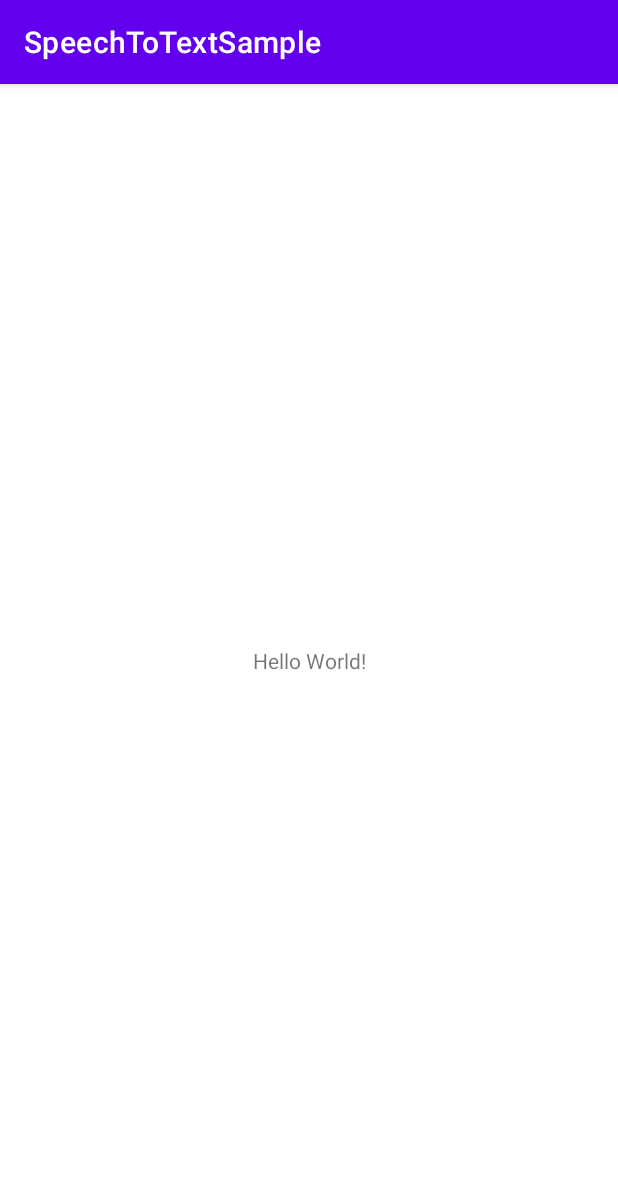
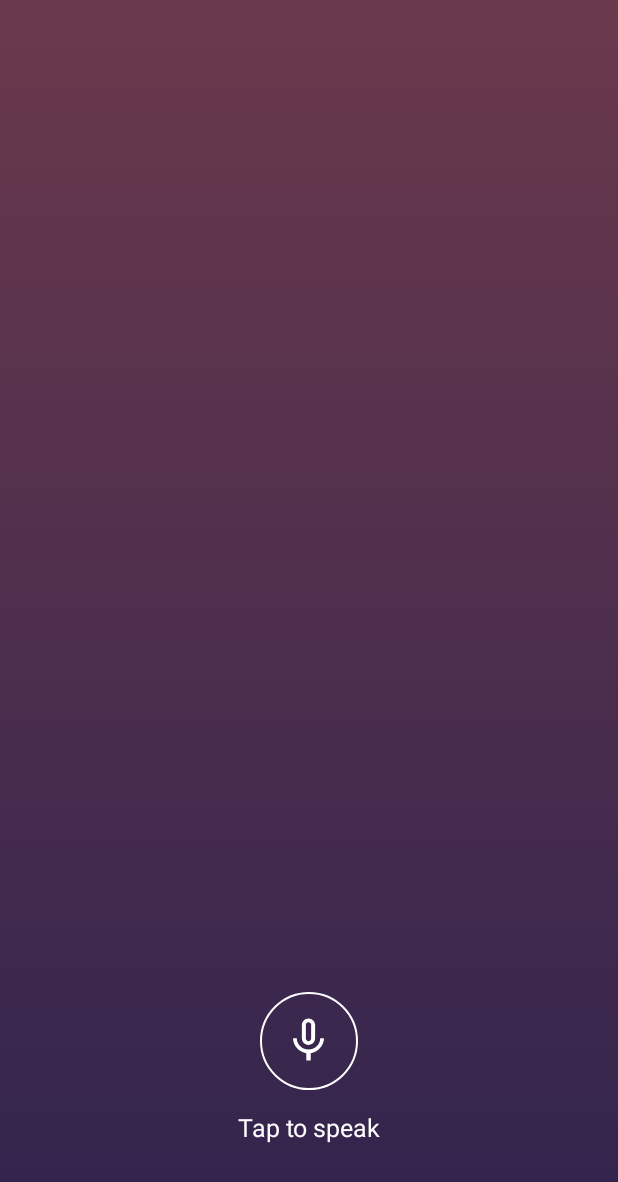
Before and after one commit to itsmejunaidali/SpeechToTextSample, an Android app: the screen it shows after launch (MainActivity), on a phone screen of 412 x 824 dp. Shown: the top 1182 px of the screen. Run offline under Robolectric (Android 15) with nearby library versions, the phone set to English and light mode, and no system bars; our stand-ins replace data binding, sdp/ssp sizes.

Commit message:
Implement speech to text screen design

```diff
--- a/app/build.gradle
+++ b/app/build.gradle
@@ -30,6 +30,9 @@ android {
     kotlinOptions {
         jvmTarget = '1.8'
     }
+    buildFeatures {
+        dataBinding true
+    }
 }
 
 dependencies {
@@ -39,7 +42,18 @@ dependencies {
     implementation 'androidx.appcompat:appcompat:1.2.0'
     implementation 'com.google.android.material:material:1.3.0'
     implementation 'androidx.constraintlayout:constraintlayout:2.0.4'
+    implementation 'androidx.legacy:legacy-support-v4:1.0.0'
     testImplementation 'junit:junit:4.+'
     androidTestImplementation 'androidx.test.ext:junit:1.1.2'
     androidTestImplementation 'androidx.test.espresso:espresso-core:3.3.0'
+
+    // Jetpack Navigation
+    def nav_version = "2.3.4"
+    implementation "androidx.navigation:navigation-fragment-ktx:$nav_version"
+    implementation "androidx.navigation:navigation-ui-ktx:$nav_version"
+
+    // SSP and SDP
+    implementation 'com.intuit.ssp:ssp-android:1.0.6'
+    implementation 'com.intuit.sdp:sdp-android:1.0.6'
+
 }
--- /dev/null
+++ b/app/src/main/java/com/itsmejunaidali/speechtotextsample/ui/speechtotext/SpeechToTextFragment.kt
@@ -0,0 +1,20 @@
+package com.itsmejunaidali.speechtotextsample.ui.speechtotext
+
+import android.os.Bundle
+import android.view.LayoutInflater
+import android.view.View
+import android.view.ViewGroup
+import androidx.fragment.app.Fragment
+import com.itsmejunaidali.speechtotextsample.R
+
+class SpeechToTextFragment : Fragment() {
+
+    override fun onCreateView(
+        inflater: LayoutInflater, container: ViewGroup?,
+        savedInstanceState: Bundle?
+    ): View? {
+        // Inflate the layout for this fragment
+        return inflater.inflate(R.layout.fragment_speech_to_text, container, false)
+    }
+
+}
--- /dev/null
+++ b/app/src/main/res/drawable/bg_gradient.xml
@@ -0,0 +1,10 @@
+<?xml version="1.0" encoding="utf-8"?>
+<selector xmlns:android="http://schemas.android.com/apk/res/android">
+    <item>
+        <shape android:shape="rectangle">
+            <gradient android:startColor="@color/bg_gradient_start"
+                android:endColor="@color/bg_gradient_end"
+                android:angle="90"/>
+        </shape>
+    </item>
+</selector>
--- /dev/null
+++ b/app/src/main/res/drawable/ic_mic.xml
@@ -0,0 +1,7 @@
+<vector android:height="35dp" android:tint="#FFFFFF"
+    android:viewportHeight="24" android:viewportWidth="24"
+    android:width="35dp" xmlns:android="http://schemas.android.com/apk/res/android">
+
+    <path android:fillColor="@android:color/white" android:pathData="M12,14c1.66,0 2.99,-1.34 2.99,-3L15,5c0,-1.66 -1.34,-3 -3,-3S9,3.34 9,5v6c0,1.66 1.34,3 3,3zM10.8,4.9c0,-0.66 0.54,-1.2 1.2,-1.2 0.66,0 1.2,0.54 1.2,1.2l-0.01,6.2c0,0.66 -0.53,1.2 -1.19,1.2 -0.66,0 -1.2,-0.54 -1.2,-1.2L10.8,4.9zM17.3,11c0,3 -2.54,5.1 -5.3,5.1S6.7,14 6.7,11L5,11c0,3.41 2.72,6.23 6,6.72L11,21h2v-3.28c3.28,-0.48 6,-3.3 6,-6.72h-1.7z"/>
+
+</vector>
--- /dev/null
+++ b/app/src/main/res/drawable/ic_mic_outline.xml
@@ -0,0 +1,14 @@
+<?xml version="1.0" encoding="utf-8"?>
+<layer-list xmlns:android="http://schemas.android.com/apk/res/android">
+
+    <item android:gravity="fill">
+        <shape android:shape="oval">
+            <stroke android:color="#ffffff" android:width="1dp"/>
+        </shape>
+    </item>
+
+    <item
+        android:gravity="center"
+        android:drawable="@drawable/ic_mic"/>
+
+</layer-list>
--- a/app/src/main/res/layout/activity_main.xml
+++ b/app/src/main/res/layout/activity_main.xml
@@ -6,13 +6,16 @@
     android:layout_height="match_parent"
     tools:context=".MainActivity">
 
-    <TextView
-        android:layout_width="wrap_content"
-        android:layout_height="wrap_content"
-        android:text="Hello World!"
-        app:layout_constraintBottom_toBottomOf="parent"
+    <androidx.fragment.app.FragmentContainerView
+        android:id="@+id/nav_host_fragment"
+        android:name="androidx.navigation.fragment.NavHostFragment"
+        android:layout_width="0dp"
+        android:layout_height="0dp"
         app:layout_constraintLeft_toLeftOf="parent"
         app:layout_constraintRight_toRightOf="parent"
-        app:layout_constraintTop_toTopOf="parent" />
+        app:layout_constraintTop_toTopOf="parent"
+        app:layout_constraintBottom_toBottomOf="parent"
+        app:defaultNavHost="true"
+        app:navGraph="@navigation/nav_graph" />
 
 </androidx.constraintlayout.widget.ConstraintLayout>
--- /dev/null
+++ b/app/src/main/res/layout/fragment_speech_to_text.xml
@@ -0,0 +1,48 @@
+<?xml version="1.0" encoding="utf-8"?>
+<layout xmlns:android="http://schemas.android.com/apk/res/android"
+    xmlns:tools="http://schemas.android.com/tools">
+
+    <androidx.constraintlayout.widget.ConstraintLayout
+        android:layout_width="match_parent"
+        android:layout_height="match_parent"
+        xmlns:app="http://schemas.android.com/apk/res-auto"
+        tools:context=".ui.speechtotext.SpeechToTextFragment"
+        android:background="@drawable/bg_gradient">
+
+        <TextView
+            android:id="@+id/text_speech_input"
+            android:layout_width="wrap_content"
+            android:layout_height="wrap_content"
+            android:layout_marginTop="@dimen/_50sdp"
+            android:layout_marginStart="@dimen/_15sdp"
+            android:layout_marginEnd="@dimen/_15sdp"
+            app:layout_constraintTop_toTopOf="parent"
+            app:layout_constraintStart_toStartOf="parent"
+            app:layout_constraintEnd_toEndOf="parent"
+            android:textColor="@color/white"
+            android:textSize="@dimen/_20ssp"/>
+
+        <ImageButton
+            android:id="@+id/btn_speak"
+            android:layout_width="@dimen/_50sdp"
+            android:layout_height="@dimen/_50sdp"
+            app:layout_constraintBottom_toBottomOf="parent"
+            app:layout_constraintStart_toStartOf="parent"
+            app:layout_constraintEnd_toEndOf="parent"
+            android:layout_marginBottom="@dimen/_75sdp"
+            android:background="@drawable/ic_mic_outline"/>
+
+        <TextView
+            android:layout_width="wrap_content"
+            android:layout_height="wrap_content"
+            android:layout_marginTop="@dimen/_10sdp"
+            app:layout_constraintTop_toBottomOf="@id/btn_speak"
+            app:layout_constraintStart_toStartOf="@id/btn_speak"
+            app:layout_constraintEnd_toEndOf="@id/btn_speak"
+            android:textColor="@color/white"
+            android:textSize="@dimen/_13ssp"
+            android:text="@string/tap_to_speak"/>
+
+    </androidx.constraintlayout.widget.ConstraintLayout>
+
+</layout>
--- /dev/null
+++ b/app/src/main/res/navigation/nav_graph.xml
@@ -0,0 +1,13 @@
+<?xml version="1.0" encoding="utf-8"?>
+<navigation xmlns:android="http://schemas.android.com/apk/res/android"
+    xmlns:app="http://schemas.android.com/apk/res-auto"
+    xmlns:tools="http://schemas.android.com/tools"
+    android:id="@+id/nav_graph"
+    app:startDestination="@id/speechToTextFragment">
+
+    <fragment
+        android:id="@+id/speechToTextFragment"
+        android:name="com.itsmejunaidali.speechtotextsample.ui.speechtotext.SpeechToTextFragment"
+        android:label="fragment_speech_to_text"
+        tools:layout="@layout/fragment_speech_to_text" />
+</navigation>
--- a/app/src/main/res/values-night/themes.xml
+++ b/app/src/main/res/values-night/themes.xml
@@ -1,16 +1,12 @@
 <resources xmlns:tools="http://schemas.android.com/tools">
     <!-- Base application theme. -->
-    <style name="Theme.SpeechToTextSample" parent="Theme.MaterialComponents.DayNight.DarkActionBar">
+    <style name="Theme.SpeechToTextSample" parent="Theme.MaterialComponents.DayNight.NoActionBar">
         <!-- Primary brand color. -->
         <item name="colorPrimary">@color/purple_200</item>
         <item name="colorPrimaryVariant">@color/purple_700</item>
         <item name="colorOnPrimary">@color/black</item>
-        <!-- Secondary brand color. -->
-        <item name="colorSecondary">@color/teal_200</item>
-        <item name="colorSecondaryVariant">@color/teal_200</item>
-        <item name="colorOnSecondary">@color/black</item>
         <!-- Status bar color. -->
-        <item name="android:statusBarColor" tools:targetApi="l">?attr/colorPrimaryVariant</item>
+        <item name="android:statusBarColor" tools:targetApi="l">@color/bg_gradient_end</item>
         <!-- Customize your theme here. -->
     </style>
 </resources>
--- a/app/src/main/res/values/colors.xml
+++ b/app/src/main/res/values/colors.xml
@@ -7,4 +7,8 @@
     <color name="teal_700">#FF018786</color>
     <color name="black">#FF000000</color>
     <color name="white">#FFFFFFFF</color>
+
+    <color name="bg_gradient_start">#31244e</color>
+    <color name="bg_gradient_end">#6b394c</color>
+
 </resources>
--- a/app/src/main/res/values/strings.xml
+++ b/app/src/main/res/values/strings.xml
@@ -1,3 +1,7 @@
 <resources>
     <string name="app_name">SpeechToTextSample</string>
+
+    <!--SpeechToText Fragment-->
+    <string name="tap_to_speak">Tap to speak</string>
+
 </resources>
--- a/app/src/main/res/values/themes.xml
+++ b/app/src/main/res/values/themes.xml
@@ -1,16 +1,12 @@
 <resources xmlns:tools="http://schemas.android.com/tools">
     <!-- Base application theme. -->
-    <style name="Theme.SpeechToTextSample" parent="Theme.MaterialComponents.DayNight.DarkActionBar">
+    <style name="Theme.SpeechToTextSample" parent="Theme.MaterialComponents.DayNight.NoActionBar">
         <!-- Primary brand color. -->
         <item name="colorPrimary">@color/purple_500</item>
         <item name="colorPrimaryVariant">@color/purple_700</item>
         <item name="colorOnPrimary">@color/white</item>
-        <!-- Secondary brand color. -->
-        <item name="colorSecondary">@color/teal_200</item>
-        <item name="colorSecondaryVariant">@color/teal_700</item>
-        <item name="colorOnSecondary">@color/black</item>
         <!-- Status bar color. -->
-        <item name="android:statusBarColor" tools:targetApi="l">?attr/colorPrimaryVariant</item>
+        <item name="android:statusBarColor" tools:targetApi="l">@color/bg_gradient_start</item>
         <!-- Customize your theme here. -->
     </style>
 </resources>
```
